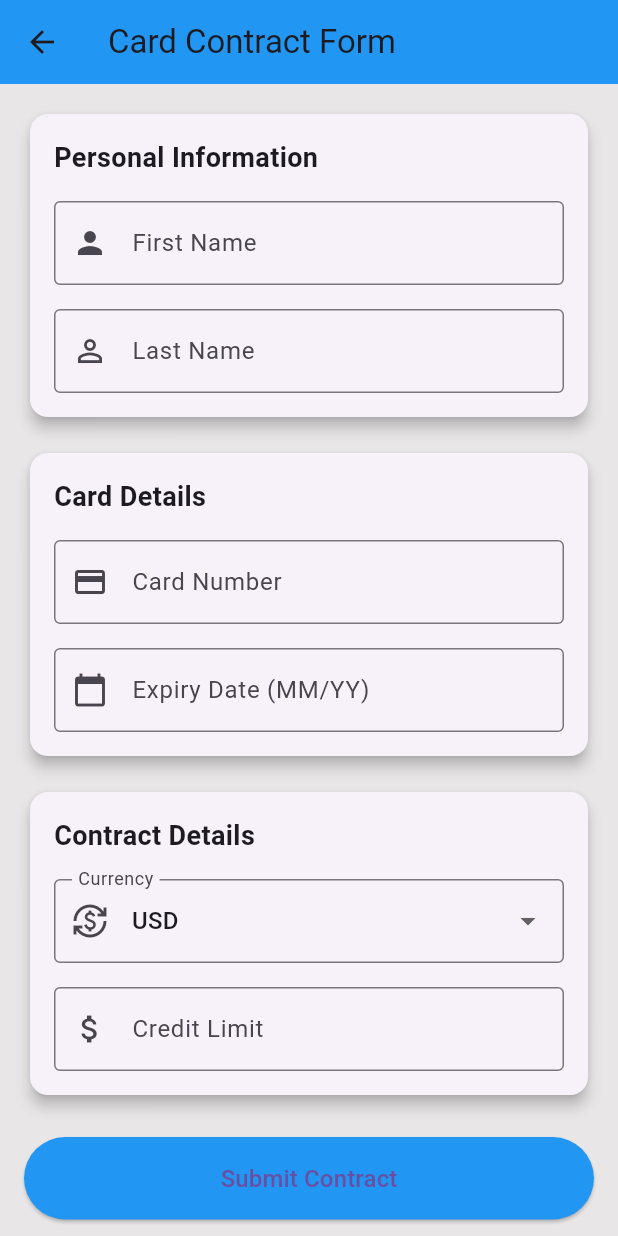
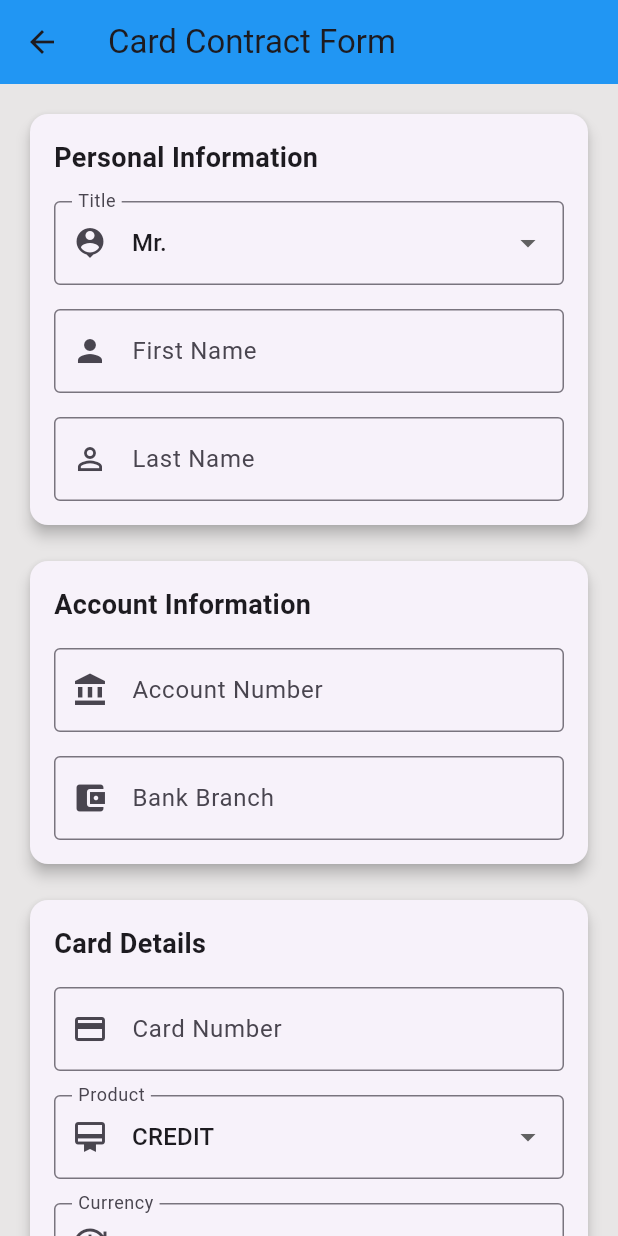
Before and after one commit to Kashyroyalty/Flutter_mobile_app, a Flutter app: the CardContractformPage screen opened directly, on a phone screen of 412 x 824 dp. Run offline on Flutter 3.47's test engine with Material 3 defaults, Android fonts, the phone set to English and light mode, and no system bars; our stand-ins replace google_fonts, image_picker, local_auth, shared_preferences; accounts and stored records are empty.

Commit message:
final changes on contract form

```diff
--- a/lib/Pages/Card contruct form page.dart
+++ b/lib/Pages/Card contruct form page.dart
@@ -9,14 +9,19 @@ class CardContractformPage extends StatefulWidget {
 
 class _CardContractFormPageState extends State<CardContractformPage> {
   final _formKey = GlobalKey<FormState>();
+  final TextEditingController _accountNumberController = TextEditingController();
+  final TextEditingController _bankBranchController = TextEditingController();
   final TextEditingController _cardNumberController = TextEditingController();
-  final TextEditingController _expiryDateController = TextEditingController();
   final TextEditingController _firstNameController = TextEditingController();
   final TextEditingController _lastNameController = TextEditingController();
-  final TextEditingController _creditLimitController = TextEditingController();
+  final TextEditingController _titleController = TextEditingController();
 
   String _selectedCurrency = 'USD';
-  String _selectedProductCode = 'CREDIT';
+  String _selectedProduct = 'CREDIT';
+
+  final List<String> _products = ['CREDIT', 'DEBIT', 'PREPAID'];
+  final List<String> _currencies = ['USD', 'EUR', 'GBP', 'KES', 'TZS', 'UGX'];
+  final List<String> _titles = ['Mr.', 'Mrs.', 'Ms.', 'Dr.', 'Prof.'];
 
   @override
   Widget build(BuildContext context) {
@@ -33,6 +38,7 @@ class _CardContractFormPageState extends State<CardContractformPage> {
             child: Column(
               crossAxisAlignment: CrossAxisAlignment.stretch,
               children: [
+                // Personal Information Card
                 Card(
                   elevation: 4,
                   child: Padding(
@@ -46,6 +52,24 @@ class _CardContractFormPageState extends State<CardContractformPage> {
                             fontSize: 18,
                             fontWeight: FontWeight.bold,
                           ),
+                        ),
+                        SizedBox(height: 16),
+                        DropdownButtonFormField<String>(
+                          value: _titles[0],
+                          decoration: InputDecoration(
+                            labelText: 'Title',
+                            border: OutlineInputBorder(),
+                            prefixIcon: Icon(Icons.person_pin),
+                          ),
+                          items: _titles.map((title) => DropdownMenuItem(
+                            value: title,
+                            child: Text(title),
+                          )).toList(),
+                          onChanged: (value) {
+                            setState(() {
+                              _titleController.text = value!;
+                            });
+                          },
                         ),
                         SizedBox(height: 16),
                         TextFormField(
@@ -82,6 +106,57 @@ class _CardContractFormPageState extends State<CardContractformPage> {
                   ),
                 ),
                 SizedBox(height: 16),
+                // Account Information Card
+                Card(
+                  elevation: 4,
+                  child: Padding(
+                    padding: const EdgeInsets.all(16.0),
+                    child: Column(
+                      crossAxisAlignment: CrossAxisAlignment.start,
+                      children: [
+                        Text(
+                          'Account Information',
+                          style: TextStyle(
+                            fontSize: 18,
+                            fontWeight: FontWeight.bold,
+                          ),
+                        ),
+                        SizedBox(height: 16),
+                        TextFormField(
+                          controller: _accountNumberController,
+                          decoration: InputDecoration(
+                            labelText: 'Account Number',
+                            border: OutlineInputBorder(),
+                            prefixIcon: Icon(Icons.account_balance),
+                          ),
+                          validator: (value) {
+                            if (value == null || value.isEmpty) {
+                              return 'Please enter account number';
+                            }
+                            return null;
+                          },
+                        ),
+                        SizedBox(height: 16),
+                        TextFormField(
+                          controller: _bankBranchController,
+                          decoration: InputDecoration(
+                            labelText: 'Bank Branch',
+                            border: OutlineInputBorder(),
+                            prefixIcon: Icon(Icons.account_balance_wallet),
+                          ),
+                          validator: (value) {
+                            if (value == null || value.isEmpty) {
+                              return 'Please enter bank branch';
+                            }
+                            return null;
+                          },
+                        ),
+                      ],
+                    ),
+                  ),
+                ),
+                SizedBox(height: 16),
+                // Card Details
                 Card(
                   elevation: 4,
                   child: Padding(
@@ -120,45 +195,22 @@ class _CardContractFormPageState extends State<CardContractformPage> {
                           },
                         ),
                         SizedBox(height: 16),
-                        TextFormField(
-                          controller: _expiryDateController,
+                        DropdownButtonFormField<String>(
+                          value: _selectedProduct,
                           decoration: InputDecoration(
-                            labelText: 'Expiry Date (MM/YY)',
+                            labelText: 'Product',
                             border: OutlineInputBorder(),
-                            prefixIcon: Icon(Icons.calendar_today),
+                            prefixIcon: Icon(Icons.card_membership),
                           ),
-                          inputFormatters: [
-                            FilteringTextInputFormatter.digitsOnly,
-                            LengthLimitingTextInputFormatter(4),
-                          ],
-                          validator: (value) {
-                            if (value == null || value.isEmpty) {
-                              return 'Please enter expiry date';
-                            }
-                            if (value.length != 4) {
-                              return 'Invalid expiry date';
-                            }
-                            return null;
+                          items: _products.map((product) => DropdownMenuItem(
+                            value: product,
+                            child: Text(product),
+                          )).toList(),
+                          onChanged: (value) {
+                            setState(() {
+                              _selectedProduct = value!;
+                            });
                           },
-                        ),
-                      ],
-                    ),
-                  ),
-                ),
-                SizedBox(height: 16),
-                Card(
-                  elevation: 4,
-                  child: Padding(
-                    padding: const EdgeInsets.all(16.0),
-                    child: Column(
-                      crossAxisAlignment: CrossAxisAlignment.start,
-                      children: [
-                        Text(
-                          'Contract Details',
-                          style: TextStyle(
-                            fontSize: 18,
-                            fontWeight: FontWeight.bold,
-                          ),
                         ),
                         SizedBox(height: 16),
                         DropdownButtonFormField<String>(
@@ -168,35 +220,14 @@ class _CardContractFormPageState extends State<CardContractformPage> {
                             border: OutlineInputBorder(),
                             prefixIcon: Icon(Icons.currency_exchange),
                           ),
-                          items: ['USD', 'EUR', 'GBP', 'JPY']
-                              .map((currency) => DropdownMenuItem(
+                          items: _currencies.map((currency) => DropdownMenuItem(
                             value: currency,
                             child: Text(currency),
-                          ))
-                              .toList(),
+                          )).toList(),
                           onChanged: (value) {
                             setState(() {
                               _selectedCurrency = value!;
                             });
-                          },
-                        ),
-                        SizedBox(height: 16),
-                        TextFormField(
-                          controller: _creditLimitController,
-                          decoration: InputDecoration(
-                            labelText: 'Credit Limit',
-                            border: OutlineInputBorder(),
-                            prefixIcon: Icon(Icons.attach_money),
-                          ),
-                          keyboardType: TextInputType.number,
-                          inputFormatters: [
-                            FilteringTextInputFormatter.digitsOnly,
-                          ],
-                          validator: (value) {
-                            if (value == null || value.isEmpty) {
-                              return 'Please enter credit limit';
-                            }
-                            return null;
                           },
                         ),
                       ],
@@ -207,8 +238,6 @@ class _CardContractFormPageState extends State<CardContractformPage> {
                 ElevatedButton(
                   onPressed: () {
                     if (_formKey.currentState!.validate()) {
-                      // Here you would typically create a CardContract object
-                      // and submit it to your backend
                       ScaffoldMessenger.of(context).showSnackBar(
                         SnackBar(
                           content: Text('Processing Card Contract...'),
@@ -236,11 +265,12 @@ class _CardContractFormPageState extends State<CardContractformPage> {
 
   @override
   void dispose() {
+    _accountNumberController.dispose();
+    _bankBranchController.dispose();
     _cardNumberController.dispose();
-    _expiryDateController.dispose();
     _firstNameController.dispose();
     _lastNameController.dispose();
-    _creditLimitController.dispose();
+    _titleController.dispose();
     super.dispose();
   }
 }
```
